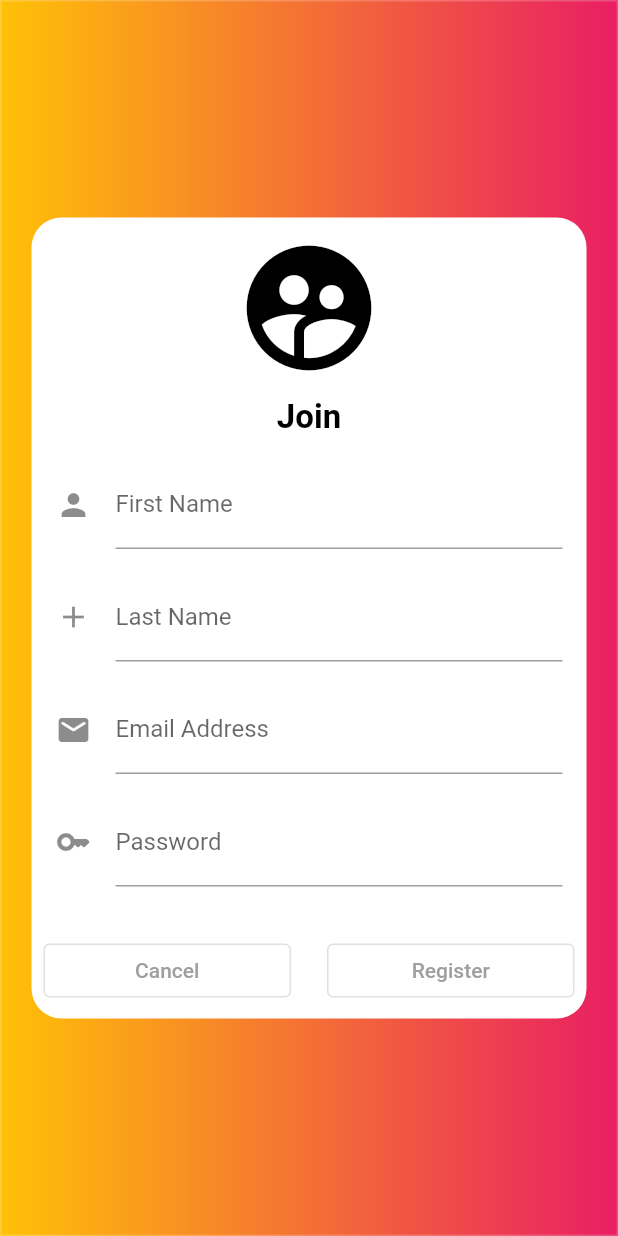
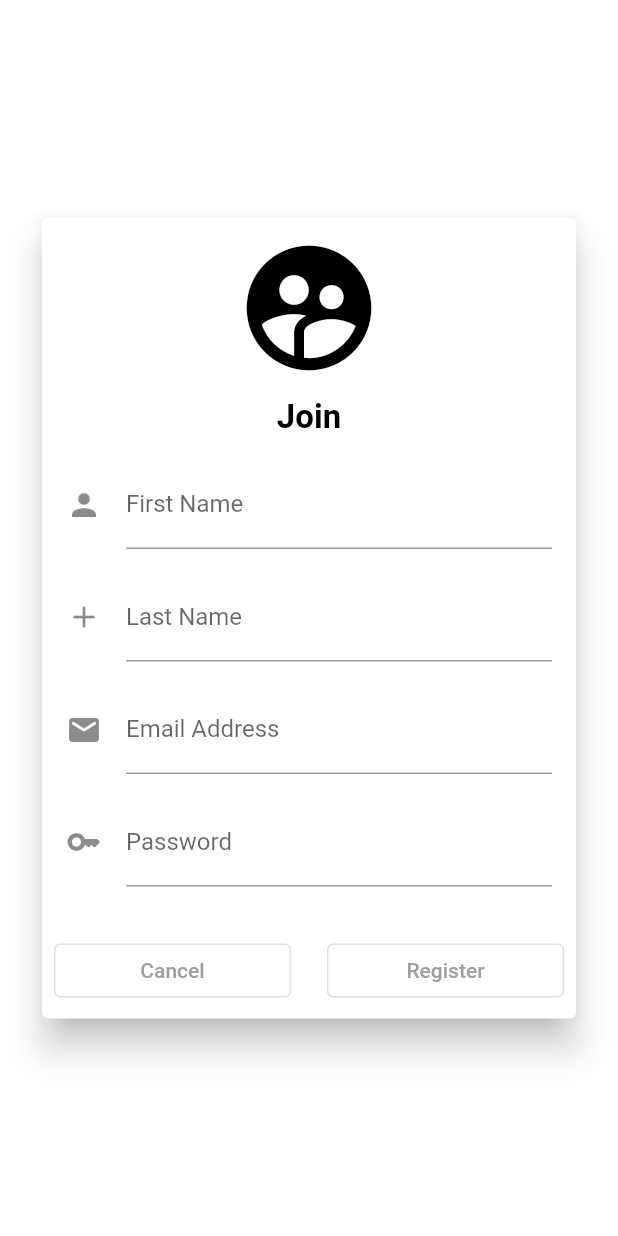
Before and after one commit to Pierre81385/flutter-matchdotdog, a Flutter app: the screen it shows after launch, after a tap on "Sign In", after a tap on "Register", on a phone screen of 412 x 824 dp. Run offline on Flutter 3.47's test engine with Material 2 defaults, Android fonts, the phone set to English and light mode, and no system bars; our stand-ins replace cloud_firestore, firebase_auth, firebase_core, firebase_storage, flip_card, image_picker; accounts and stored records are empty.

Commit message:
simplified the styling

```diff
--- a/lib/auth/login.dart
+++ b/lib/auth/login.dart
@@ -24,12 +24,10 @@ class _LoginPageState extends State<LoginPage> {
   bool _isProcessing = false;
   final firestoreInstance = FirebaseFirestore.instance;
   late bool _dogExists;
-  late Stream<QuerySnapshot> _myDogsStream;
 
   @override
   Widget build(BuildContext context) {
-    return SafeArea(
-      child: GestureDetector(
+    return GestureDetector(
       onTap: () {
         _focusEmail.unfocus();
         _focusPassword.unfocus();
@@ -39,10 +37,10 @@ class _LoginPageState extends State<LoginPage> {
           height: double.infinity,
           width: double.infinity,
           decoration: BoxDecoration(
-              border:
-                  Border.all(color: Colors.white.withOpacity(0.2), width: 1.0),
+            // border:
+            //     Border.all(color: Colors.white.withOpacity(0.2), width: 1.0),
             gradient: const LinearGradient(
-                colors: [Colors.amber, Colors.pink],
+              colors: [Colors.white, Colors.white],
               stops: [0.0, 1.0],
             ),
           ),
@@ -52,33 +50,11 @@ class _LoginPageState extends State<LoginPage> {
               mainAxisAlignment: MainAxisAlignment.center,
               mainAxisSize: MainAxisSize.min,
               children: [
-                  Container(
-                    decoration: BoxDecoration(
-                        color: Colors.white,
-                        borderRadius: BorderRadius.circular(20)),
+                Card(
+                  elevation: 10,
+                  margin: const EdgeInsets.all(8),
                   child: Column(
                     children: [
-                        const SizedBox(
-                          height: 10,
-                        ),
-                        Icon(
-                          Icons.pets_outlined,
-                          size: 100,
-                          color: Colors.black,
-                        ),
-                        const SizedBox(
-                          height: 10,
-                        ),
-                        const SizedBox(
-                            width: 270,
-                            child: Text(
-                              "Sign In",
-                              textAlign: TextAlign.center,
-                              style: TextStyle(
-                                  color: Colors.black,
-                                  fontWeight: FontWeight.bold,
-                                  fontSize: 22),
-                            )),
                       Padding(
                         padding: const EdgeInsets.all(8.0),
                         child: Form(
@@ -90,8 +66,7 @@ class _LoginPageState extends State<LoginPage> {
                                 child: TextFormField(
                                   controller: _emailTextController,
                                   focusNode: _focusEmail,
-                                    validator: (value) =>
-                                        Validator.validateEmail(
+                                  validator: (value) => Validator.validateEmail(
                                     email: value,
                                   ),
                                   decoration: InputDecoration(
@@ -140,22 +115,12 @@ class _LoginPageState extends State<LoginPage> {
 
                                                 User? user = await FireAuth
                                                     .signInUsingEmailPassword(
-                                                    email: _emailTextController
-                                                        .text,
+                                                  email:
+                                                      _emailTextController.text,
                                                   password:
                                                       _passwordTextController
                                                           .text,
                                                 );
-
-                                                  _myDogsStream =
-                                                      FirebaseFirestore
-                                                          .instance
-                                                          .collection('dogs')
-                                                          .where(
-                                                              'owner',
-                                                              isEqualTo:
-                                                                  user?.uid)
-                                                          .snapshots();
 
                                                 setState(() {
                                                   _isProcessing = false;
@@ -165,15 +130,6 @@ class _LoginPageState extends State<LoginPage> {
                                                   print(
                                                       "User is successfully logged in!");
 
-                                                    if (_myDogsStream != null) {
-                                                      Navigator.of(context)
-                                                          .pushReplacement(
-                                                              MaterialPageRoute(
-                                                                  builder: (context) =>
-                                                                      MyDogs(
-                                                                          user:
-                                                                              user)));
-                                                    } else {
                                                   Navigator.of(context)
                                                       .pushReplacement(
                                                           MaterialPageRoute(
@@ -181,17 +137,6 @@ class _LoginPageState extends State<LoginPage> {
                                                                   RegisterDog(
                                                                       user:
                                                                           user)));
-                                                    }
-
-                                                    // Navigator.of(context)
-                                                    //     .pushReplacement(
-                                                    //   MaterialPageRoute(
-                                                    //     builder: (context) =>
-                                                    //         RegisterDog(
-                                                    //       user: user,
-                                                    //     ),
-                                                    //   ),
-                                                    // );
                                                 }
                                               }
                                             },
@@ -230,7 +175,6 @@ class _LoginPageState extends State<LoginPage> {
           ),
         ),
       ),
-      ),
     );
 
     return const Center(
--- a/lib/auth/register.dart
+++ b/lib/auth/register.dart
@@ -31,8 +31,7 @@ class _RegisterUserState extends State<RegisterUser> {
 
   @override
   Widget build(BuildContext context) {
-    return SafeArea(
-      child: GestureDetector(
+    return GestureDetector(
       onTap: () {
         _focusFirstName.unfocus();
         _focusLastName.unfocus();
@@ -44,10 +43,10 @@ class _RegisterUserState extends State<RegisterUser> {
           height: double.infinity,
           width: double.infinity,
           decoration: BoxDecoration(
-              border:
-                  Border.all(color: Colors.white.withOpacity(0.2), width: 1.0),
+            // border:
+            //     Border.all(color: Colors.white.withOpacity(0.2), width: 1.0),
             gradient: const LinearGradient(
-                colors: [Colors.amber, Colors.pink],
+              colors: [Colors.white, Colors.white],
               stops: [0.0, 1.0],
             ),
           ),
@@ -57,10 +56,20 @@ class _RegisterUserState extends State<RegisterUser> {
               mainAxisAlignment: MainAxisAlignment.center,
               mainAxisSize: MainAxisSize.min,
               children: [
-                  Container(
-                    decoration: BoxDecoration(
-                        color: Colors.white,
-                        borderRadius: BorderRadius.circular(20)),
+                Card(
+                  elevation: 10,
+                  margin: const EdgeInsets.all(8),
+
+                  // decoration: BoxDecoration(
+                  //     boxShadow: [
+                  //       BoxShadow(
+                  //           blurRadius: 10.0,
+                  //           spreadRadius: 0.5,
+                  //           offset: Offset(0.0, 0.5)),
+                  //     ],
+                  //     color: Colors.white,
+                  //     borderRadius: BorderRadius.circular(20),
+                  // ),
                   child: Column(
                     children: [
                       const SizedBox(
@@ -95,8 +104,7 @@ class _RegisterUserState extends State<RegisterUser> {
                                 child: TextFormField(
                                   controller: _firstNameTextController,
                                   focusNode: _focusFirstName,
-                                    validator: (value) =>
-                                        Validator.validateName(
+                                  validator: (value) => Validator.validateName(
                                     name: value,
                                   ),
                                   decoration: InputDecoration(
@@ -110,8 +118,7 @@ class _RegisterUserState extends State<RegisterUser> {
                                 child: TextFormField(
                                   controller: _lastNameTextController,
                                   focusNode: _focusLastName,
-                                    validator: (value) =>
-                                        Validator.validateName(
+                                  validator: (value) => Validator.validateName(
                                     name: value,
                                   ),
                                   decoration: InputDecoration(
@@ -125,8 +132,7 @@ class _RegisterUserState extends State<RegisterUser> {
                                 child: TextFormField(
                                   controller: _emailTextController,
                                   focusNode: _focusEmail,
-                                    validator: (value) =>
-                                        Validator.validateEmail(
+                                  validator: (value) => Validator.validateEmail(
                                     email: value,
                                   ),
                                   decoration: InputDecoration(
@@ -185,8 +191,7 @@ class _RegisterUserState extends State<RegisterUser> {
                                               _focusEmail.unfocus();
                                               _focusPassword.unfocus();
 
-                                                if (_registerFormKey
-                                                    .currentState!
+                                              if (_registerFormKey.currentState!
                                                   .validate()) {
                                                 setState(() {
                                                   _isProcessing = true;
@@ -199,8 +204,7 @@ class _RegisterUserState extends State<RegisterUser> {
                                                       .registerUsingEmailPassword(
                                                     name:
                                                         '${_firstNameTextController.text} ${_lastNameTextController.text}',
-                                                      email:
-                                                          _emailTextController
+                                                    email: _emailTextController
                                                         .text,
                                                     password:
                                                         _passwordTextController
@@ -245,7 +249,6 @@ class _RegisterUserState extends State<RegisterUser> {
           ),
         ),
       ),
-      ),
     );
   }
 }
```
Lines whose indentation alone changed are shown as unchanged.
